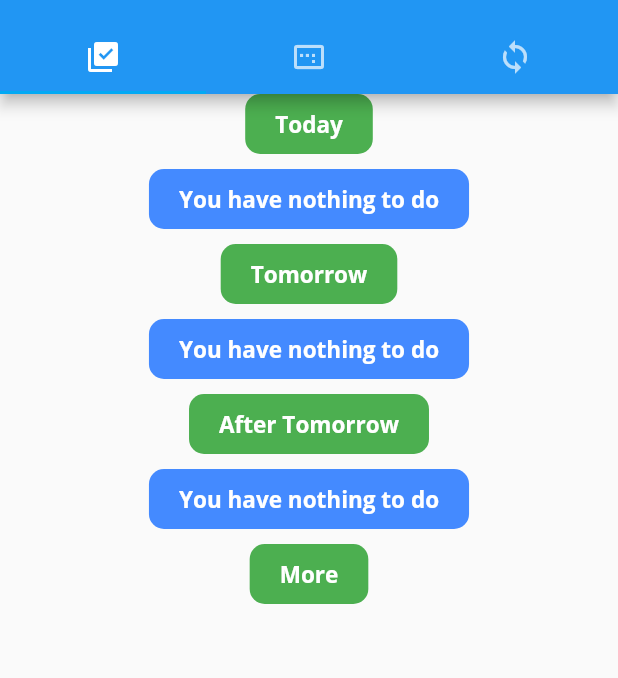
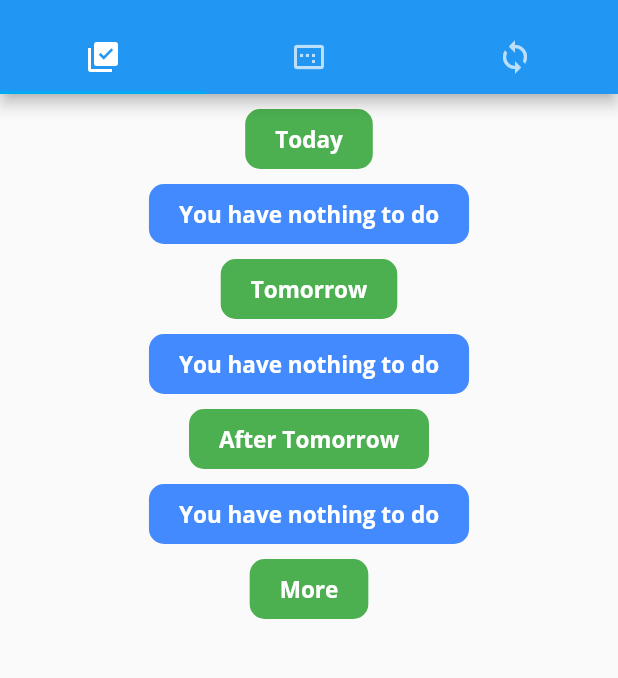
Before and after one commit to SilentCatD/CheckBird, a Flutter app: the TaskScreen screen opened by its route, on a phone screen of 412 x 824 dp, the part 62-740 px from its top. Run offline on Flutter 3.47's test engine with Material 2 defaults, Android fonts, the phone set to English and light mode, and no system bars; our stand-ins replace awesome_notifications, chewie, cloud_firestore, date_time_picker, firebase_auth, firebase_core and 10 more; missing offline and left inert: flutter_material_color_picker, ntp; accounts and stored records are empty.

Commit message:
fix list task

```diff
--- a/lib/screens/task/task_screen.dart
+++ b/lib/screens/task/task_screen.dart
@@ -13,8 +13,6 @@ class TaskScreen extends StatelessWidget {
 
   @override
   Widget build(BuildContext context) {
-    final TodoListController _controller = TodoListController();
-
     final today =
         DateTime(DateTime.now().year, DateTime.now().month, DateTime.now().day);
 
--- a/lib/screens/task/widgets/todo_list_main.dart
+++ b/lib/screens/task/widgets/todo_list_main.dart
@@ -25,6 +25,7 @@ class ToDoListMain extends StatelessWidget {
           return SingleChildScrollView(
               child: Column(
                   children: [
+                    const SizedBox(height: 10),
                     const ShowDate(text: "Today"),
                     if(_controller.countToDoForDay(today) ==
                         0) const EmptyToDo(),
```
